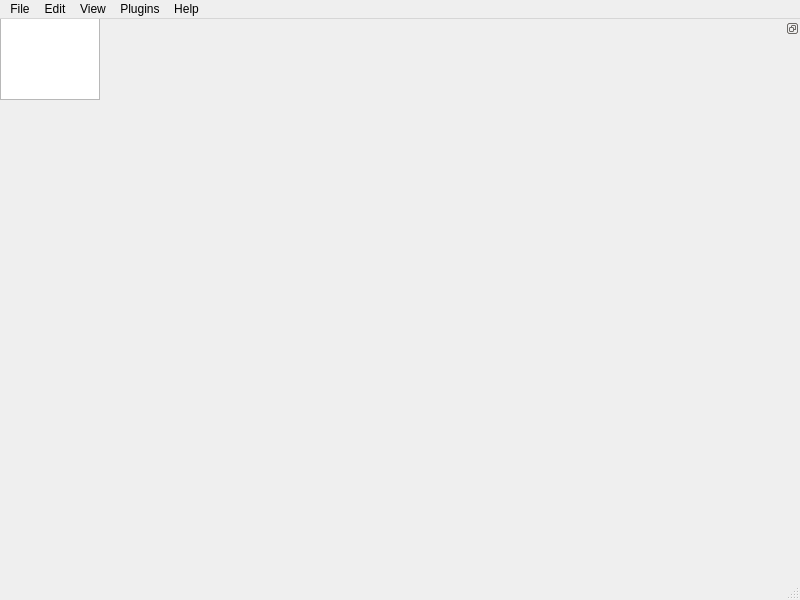
Old version of the form pimsviewer/mainwindow.ui in the repository soft-matter/pimsviewer.
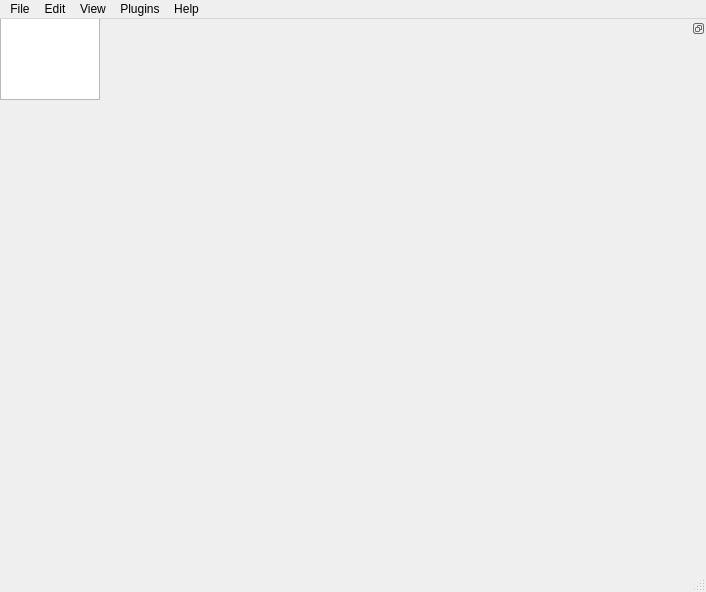
New version of the form. Custom widgets are drawn as their Qt base class.

Commit message: Fix control buttons

Patch:
```diff
--- a/pimsviewer/mainwindow.ui
+++ b/pimsviewer/mainwindow.ui
@@ -6,8 +6,8 @@
    <rect>
     <x>0</x>
     <y>0</y>
-    <width>800</width>
-    <height>600</height>
+    <width>706</width>
+    <height>592</height>
    </rect>
   </property>
   <property name="windowTitle">
@@ -32,8 +32,8 @@
     <rect>
      <x>0</x>
      <y>0</y>
-     <width>800</width>
-     <height>20</height>
+     <width>706</width>
+     <height>27</height>
     </rect>
    </property>
    <widget class="QMenu" name="menuFile">
@@ -86,6 +86,12 @@
   </widget>
   <widget class="QStatusBar" name="statusbar"/>
   <widget class="QDockWidget" name="dockWidget">
+   <property name="sizePolicy">
+    <sizepolicy hsizetype="MinimumExpanding" vsizetype="MinimumExpanding">
+     <horstretch>1</horstretch>
+     <verstretch>1</verstretch>
+    </sizepolicy>
+   </property>
    <property name="features">
     <set>QDockWidget::DockWidgetFloatable|QDockWidget::DockWidgetMovable</set>
    </property>
@@ -93,17 +99,29 @@
     <number>8</number>
    </attribute>
    <widget class="QWidget" name="dockWidgetContents">
-    <widget class="QWidget" name="verticalLayoutWidget">
-     <property name="geometry">
-      <rect>
-       <x>240</x>
-       <y>10</y>
-       <width>160</width>
-       <height>80</height>
-      </rect>
+    <property name="sizePolicy">
+     <sizepolicy hsizetype="Expanding" vsizetype="Expanding">
+      <horstretch>1</horstretch>
+      <verstretch>1</verstretch>
+     </sizepolicy>
+    </property>
+    <layout class="QVBoxLayout" name="dockLayout" stretch="1">
+     <property name="spacing">
+      <number>0</number>
      </property>
-     <layout class="QVBoxLayout" name="dockLayout"/>
-    </widget>
+     <property name="leftMargin">
+      <number>0</number>
+     </property>
+     <property name="topMargin">
+      <number>0</number>
+     </property>
+     <property name="rightMargin">
+      <number>0</number>
+     </property>
+     <property name="bottomMargin">
+      <number>0</number>
+     </property>
+    </layout>
    </widget>
   </widget>
   <action name="actionOpen">
```
The commit also changes 5 other files.
